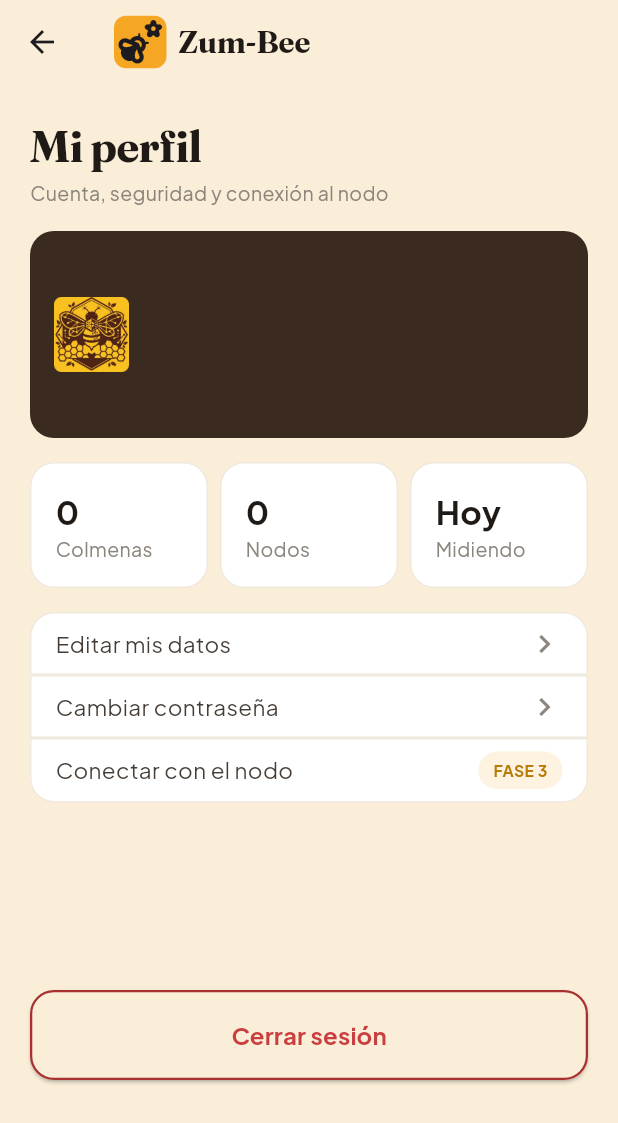
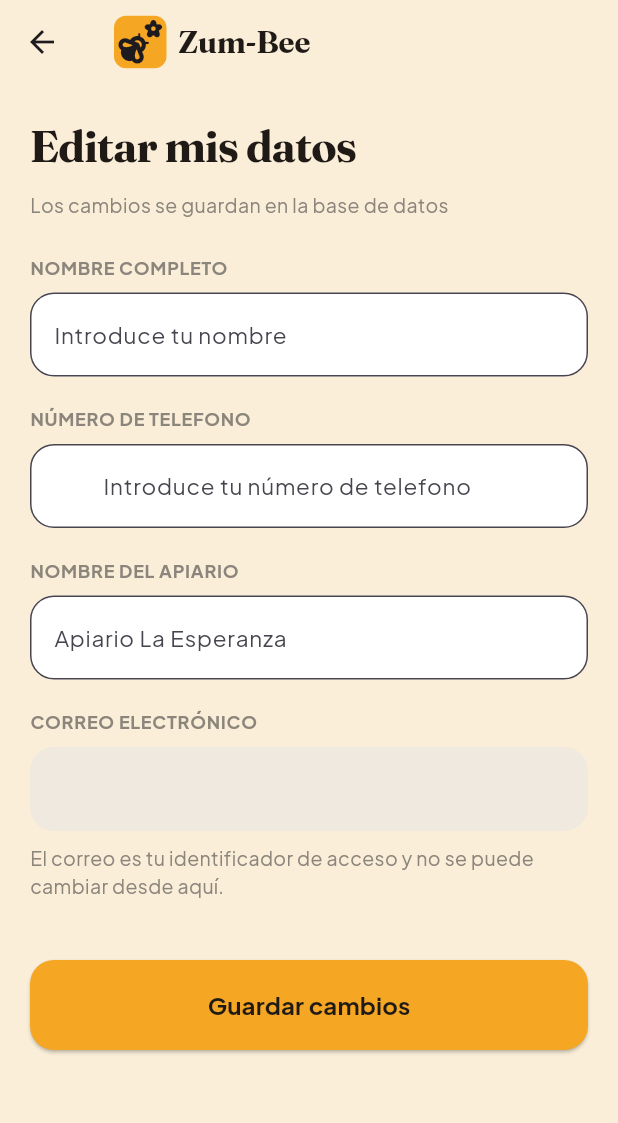
Before and after one commit to DanyBer/zumbee-app, a Flutter app: the ProfileScreen screen opened directly, after a tap on "Editar mis datos", on a phone screen of 412 x 824 dp. Shown: the top 1123 px of the screen. Run offline on Flutter 3.47's test engine with Material 3 defaults, Android fonts, the phone set to English and light mode, and no system bars; our stand-ins replace cloud_firestore, firebase_auth, firebase_core; accounts and stored records are empty.

Commit message:
APP finalizada hasta fase 2, faltan pulir detalles y hacer fase 3 con el actuador.

```diff
--- a/lib/core/app_state.dart
+++ b/lib/core/app_state.dart
@@ -5,6 +5,10 @@ class AppState {
 
   static final ValueNotifier<Map<String, dynamic>?> selectedHive =
       ValueNotifier<Map<String, dynamic>?>(null);
+
+  static final ValueNotifier<String> apiaryName = ValueNotifier<String>(
+    "Mi apiario",
+  );
 
   static void select(Map<String, dynamic>? hive) {
     selectedHive.value = hive;
--- a/lib/screens/apiary_screen.dart
+++ b/lib/screens/apiary_screen.dart
@@ -16,18 +16,18 @@ class ApiaryScreen extends StatefulWidget {
 }
 
 class _ApiaryScreenState extends State<ApiaryScreen> {
-  String apiaryName = "Mi apiario";
-
   @override
   void initState() {
     super.initState();
     AppState.selectedHive.addListener(onSelectionChanged);
+    AppState.apiaryName.addListener(onSelectionChanged);
     loadApiaryName();
   }
 
   @override
   void dispose() {
     AppState.selectedHive.removeListener(onSelectionChanged);
+    AppState.apiaryName.removeListener(onSelectionChanged);
     super.dispose();
   }
 
@@ -40,9 +40,10 @@ class _ApiaryScreenState extends State<ApiaryScreen> {
     try {
       final profile = await DatabaseService().getUserProfile();
       if (!mounted || profile == null) return;
-      setState(() {
-        apiaryName = profile['apiaryName']?.toString() ?? "Mi apiario";
-      });
+      final apiary = profile['apiaryName']?.toString();
+      if (apiary != null && apiary.isNotEmpty) {
+        AppState.apiaryName.value = apiary;
+      }
     } catch (error) {
       return;
     }
@@ -151,7 +152,7 @@ class _ApiaryScreenState extends State<ApiaryScreen> {
                           style: MyTextStyles.bodySmallDark,
                         ),
                         Text(
-                          apiaryName,
+                          AppState.apiaryName.value,
                           style: MyTextStyles.subtitleDark,
                           maxLines: 1,
                           overflow: TextOverflow.ellipsis,
--- a/lib/screens/begin_screen.dart
+++ b/lib/screens/begin_screen.dart
@@ -23,12 +23,11 @@ class _BeginScreenState extends State<BeginScreen> {
   bool hasConnectionError = false;
   Timer? refreshTimer;
 
-  String apiaryName = "Mi apiario";
-
   @override
   void initState() {
     super.initState();
     AppState.selectedHive.addListener(onHiveChanged);
+    AppState.apiaryName.addListener(onApiaryChanged);
     loadData();
     loadApiaryName();
     refreshTimer = Timer.periodic(
@@ -40,6 +39,7 @@ class _BeginScreenState extends State<BeginScreen> {
   @override
   void dispose() {
     AppState.selectedHive.removeListener(onHiveChanged);
+    AppState.apiaryName.removeListener(onApiaryChanged);
     refreshTimer?.cancel();
     super.dispose();
   }
@@ -53,13 +53,19 @@ class _BeginScreenState extends State<BeginScreen> {
     loadData();
   }
 
+  void onApiaryChanged() {
+    if (!mounted) return;
+    setState(() {});
+  }
+
   Future<void> loadApiaryName() async {
     try {
       final profile = await DatabaseService().getUserProfile();
       if (!mounted || profile == null) return;
-      setState(() {
-        apiaryName = profile['apiaryName']?.toString() ?? "Mi apiario";
-      });
+      final apiary = profile['apiaryName']?.toString();
+      if (apiary != null && apiary.isNotEmpty) {
+        AppState.apiaryName.value = apiary;
+      }
     } catch (error) {
       return;
     }
@@ -157,7 +163,7 @@ class _BeginScreenState extends State<BeginScreen> {
                                 crossAxisAlignment: CrossAxisAlignment.start,
                                 children: [
                                   Text(
-                                    apiaryName,
+                                    AppState.apiaryName.value,
                                     style: MyTextStyles.subtitleDark,
                                     maxLines: 1,
                                     overflow: TextOverflow.ellipsis,
--- /dev/null
+++ b/lib/screens/edit_profile.dart
@@ -0,0 +1,255 @@
+import 'package:flutter/material.dart';
+import 'package:flutter/services.dart';
+import 'package:zumbee_app/components/zumbee_app_bar.dart';
+import 'package:zumbee_app/core/app_state.dart';
+import 'package:zumbee_app/core/mycolors.dart';
+import 'package:zumbee_app/core/mytextstyles.dart';
+import 'package:zumbee_app/services/auth_service.dart';
+import 'package:zumbee_app/services/database_service.dart';
+
+class EditProfile extends StatefulWidget {
+  final Map<String, dynamic> profile;
+
+  const EditProfile({super.key, required this.profile});
+
+  @override
+  State<EditProfile> createState() => _EditProfileState();
+}
+
+class _EditProfileState extends State<EditProfile> {
+  final _formKey = GlobalKey<FormState>();
+  final _nameController = TextEditingController();
+  final _phoneController = TextEditingController();
+  final _apiaryController = TextEditingController();
+
+  bool isSaving = false;
+  String? errorMessage;
+
+  @override
+  void initState() {
+    super.initState();
+    _nameController.text = widget.profile['name']?.toString() ?? '';
+    _phoneController.text = widget.profile['phone']?.toString() ?? '';
+    _apiaryController.text = widget.profile['apiaryName']?.toString() ?? '';
+  }
+
+  @override
+  void dispose() {
+    _nameController.dispose();
+    _phoneController.dispose();
+    _apiaryController.dispose();
+    super.dispose();
+  }
+
+  Future<void> onSave() async {
+    if (!_formKey.currentState!.validate()) return;
+
+    setState(() {
+      isSaving = true;
+      errorMessage = null;
+    });
+
+    try {
+      await DatabaseService().updateUserProfile(
+        name: _nameController.text,
+        phone: _phoneController.text,
+        apiaryName: _apiaryController.text,
+      );
+
+      await AuthService().currentUser?.updateDisplayName(
+        _nameController.text.trim(),
+      );
+
+      AppState.apiaryName.value = _apiaryController.text.trim();
+
+      if (!mounted) return;
+      Navigator.pop(context);
+    } catch (error) {
+      if (!mounted) return;
+      setState(() {
+        isSaving = false;
+        errorMessage = "No se pudo guardar. Revisa tu conexión.";
+      });
+    }
+  }
+
+  InputDecoration fieldStyle(String hint) {
+    return InputDecoration(
+      counterText: '',
+      filled: true,
+      fillColor: MyColors.surface,
+      hintText: hint,
+      border: OutlineInputBorder(
+        borderRadius: BorderRadius.circular(16),
+        borderSide: BorderSide(color: MyColors.border, width: 1.5),
+      ),
+    );
+  }
+
+  @override
+  Widget build(BuildContext context) {
+    final String email = widget.profile['email']?.toString() ?? '';
+
+    return Scaffold(
+      backgroundColor: MyColors.background,
+      appBar: ZumbeeAppBar(showPerfil: false),
+
+      body: SingleChildScrollView(
+        padding: const EdgeInsets.all(20),
+        child: Form(
+          key: _formKey,
+          autovalidateMode: AutovalidateMode.onUserInteraction,
+          child: Column(
+            crossAxisAlignment: CrossAxisAlignment.start,
+            children: [
+              Text("Editar mis datos", style: MyTextStyles.screenTitle),
+              SizedBox(height: 8),
+              Text(
+                "Los cambios se guardan en la base de datos",
+                style: MyTextStyles.bodySmall,
+              ),
+
+              SizedBox(height: 24),
+              Text("NOMBRE COMPLETO", style: MyTextStyles.label),
+              SizedBox(height: 8),
+              TextFormField(
+                controller: _nameController,
+                keyboardType: TextInputType.name,
+                style: MyTextStyles.body,
+                textCapitalization: TextCapitalization.words,
+                autocorrect: false,
+                maxLength: 40,
+                validator: (value) {
+                  final name = value?.trim() ?? '';
+                  if (name.isEmpty) return 'Escribe tu nombre';
+                  if (name.length < 3) return 'Muy corto';
+                  return null;
+                },
+                decoration: fieldStyle("Introduce tu nombre"),
+              ),
+
+              SizedBox(height: 20),
+              Text("NÚMERO DE TELEFONO", style: MyTextStyles.label),
+              SizedBox(height: 8),
+              TextFormField(
+                controller: _phoneController,
+                keyboardType: TextInputType.phone,
+                style: MyTextStyles.body,
+                maxLength: 10,
+                autocorrect: false,
+                inputFormatters: [FilteringTextInputFormatter.digitsOnly],
+                validator: (value) {
+                  final phone = value?.trim() ?? '';
+                  if (phone.isEmpty) return 'Escribe tu número';
+                  if (phone.length != 10) return 'Debe tener 10 dígitos';
+                  return null;
+                },
+                decoration: InputDecoration(
+                  prefixText: "+57  ",
+                  counterText: '',
+                  filled: true,
+                  fillColor: MyColors.surface,
+                  hintText: "Introduce tu número de telefono",
+                  prefixStyle: MyTextStyles.body,
+                  border: OutlineInputBorder(
+                    borderRadius: BorderRadius.circular(16),
+                    borderSide: BorderSide(color: MyColors.border, width: 1.5),
+                  ),
+                ),
+              ),
+
+              SizedBox(height: 20),
+              Text("NOMBRE DEL APIARIO", style: MyTextStyles.label),
+              SizedBox(height: 8),
+              TextFormField(
+                controller: _apiaryController,
+                keyboardType: TextInputType.text,
+                style: MyTextStyles.body,
+                textCapitalization: TextCapitalization.words,
+                maxLength: 40,
+                validator: (value) {
+                  final apiary = value?.trim() ?? '';
+                  if (apiary.isEmpty) return 'Ponle un nombre a tu apiario';
+                  if (apiary.length < 3) return 'Muy corto';
+                  return null;
+                },
+                decoration: fieldStyle("Apiario La Esperanza"),
+              ),
+
+              SizedBox(height: 20),
+              Text("CORREO ELECTRÓNICO", style: MyTextStyles.label),
+              SizedBox(height: 8),
+              Container(
+                width: double.infinity,
+                padding: const EdgeInsets.all(16),
+                decoration: BoxDecoration(
+                  color: MyColors.border,
+                  borderRadius: BorderRadius.circular(16),
+                ),
+                child: Text(
+                  email,
+                  style: MyTextStyles.body.copyWith(
+                    color: MyColors.secondaryText,
+                  ),
+                ),
+              ),
+              SizedBox(height: 8),
+              Text(
+                "El correo es tu identificador de acceso y no se puede cambiar desde aquí.",
+                style: MyTextStyles.bodySmall,
+              ),
+
+              if (errorMessage != null)
+                Container(
+                  width: double.infinity,
+                  margin: const EdgeInsets.only(top: 20),
+                  padding: const EdgeInsets.all(12),
+                  decoration: BoxDecoration(
+                    color: MyColors.criticalSoft,
+                    borderRadius: BorderRadius.circular(12),
+                    border: Border.all(color: MyColors.critical),
+                  ),
+                  child: Text(
+                    errorMessage!,
+                    style: MyTextStyles.bodySmall.copyWith(
+                      color: MyColors.criticalStrong,
+                    ),
+                  ),
+                ),
+
+              SizedBox(height: 40),
+              SizedBox(
+                height: 60,
+                width: double.infinity,
+                child: ElevatedButton(
+                  onPressed: isSaving ? null : onSave,
+                  style: ButtonStyle(
+                    backgroundColor: WidgetStatePropertyAll(MyColors.primary),
+                    foregroundColor: WidgetStatePropertyAll(
+                      MyColors.primaryText,
+                    ),
+                    shape: WidgetStateProperty.all(
+                      RoundedRectangleBorder(
+                        borderRadius: BorderRadius.circular(16),
+                      ),
+                    ),
+                  ),
+                  child: isSaving
+                      ? SizedBox(
+                          height: 24,
+                          width: 24,
+                          child: CircularProgressIndicator(
+                            strokeWidth: 2.5,
+                            color: MyColors.primaryText,
+                          ),
+                        )
+                      : Text("Guardar cambios", style: MyTextStyles.button),
+                ),
+              ),
+            ],
+          ),
+        ),
+      ),
+    );
+  }
+}
--- a/lib/screens/profile_screen.dart
+++ b/lib/screens/profile_screen.dart
@@ -1,8 +1,10 @@
 import 'package:cloud_firestore/cloud_firestore.dart';
 import 'package:flutter/material.dart';
 import 'package:zumbee_app/components/zumbee_app_bar.dart';
+import 'package:zumbee_app/core/app_state.dart';
 import 'package:zumbee_app/core/mycolors.dart';
 import 'package:zumbee_app/core/mytextstyles.dart';
+import 'package:zumbee_app/screens/edit_profile.dart';
 import 'package:zumbee_app/services/auth_service.dart';
 import 'package:zumbee_app/services/database_service.dart';
 
@@ -29,6 +31,12 @@ class _ProfileScreenState extends State<ProfileScreen> {
       final userProfile = await DatabaseService().getUserProfile();
       final userHives = await DatabaseService().getHives();
       if (!mounted) return;
+
+      final apiary = userProfile?['apiaryName']?.toString();
+      if (apiary != null && apiary.isNotEmpty) {
+        AppState.apiaryName.value = apiary;
+      }
+
       setState(() {
         profile = userProfile;
         hives = userHives;
@@ -284,7 +292,18 @@ class _ProfileScreenState extends State<ProfileScreen> {
                         topLeft: Radius.circular(16),
                         topRight: Radius.circular(16),
                       ),
-                      onTap: () {},
+                      onTap: profile == null
+                          ? null
+                          : () async {
+                              await Navigator.push(
+                                context,
+                                MaterialPageRoute(
+                                  builder: (context) =>
+                                      EditProfile(profile: profile!),
+                                ),
+                              );
+                              loadData();
+                            },
                       trailing: Icon(
                         Icons.chevron_right,
                         color: MyColors.secondaryText,
--- a/lib/screens/welcome_screen.dart
+++ b/lib/screens/welcome_screen.dart
@@ -16,7 +16,8 @@ class _WelcomeScreenState extends State<WelcomeScreen> {
   Widget build(BuildContext context) {
     return Scaffold(
       backgroundColor: MyColors.background,
-      body: Padding(
+      body: SingleChildScrollView(
+        child: Padding(
           padding: const EdgeInsets.only(top: 50.0, right: 20, left: 20),
           child: Column(
             children: [
@@ -198,6 +199,7 @@ class _WelcomeScreenState extends State<WelcomeScreen> {
             ], // Children
           ),
         ),
+      ),
     );
   }
 }
```
Also changed, not shown: pubspec.yaml (+8 -1 lines), assets/images/logo_adaptive.png (added), pubspec.lock, 14 other files. Lines whose indentation alone changed are shown as unchanged.
